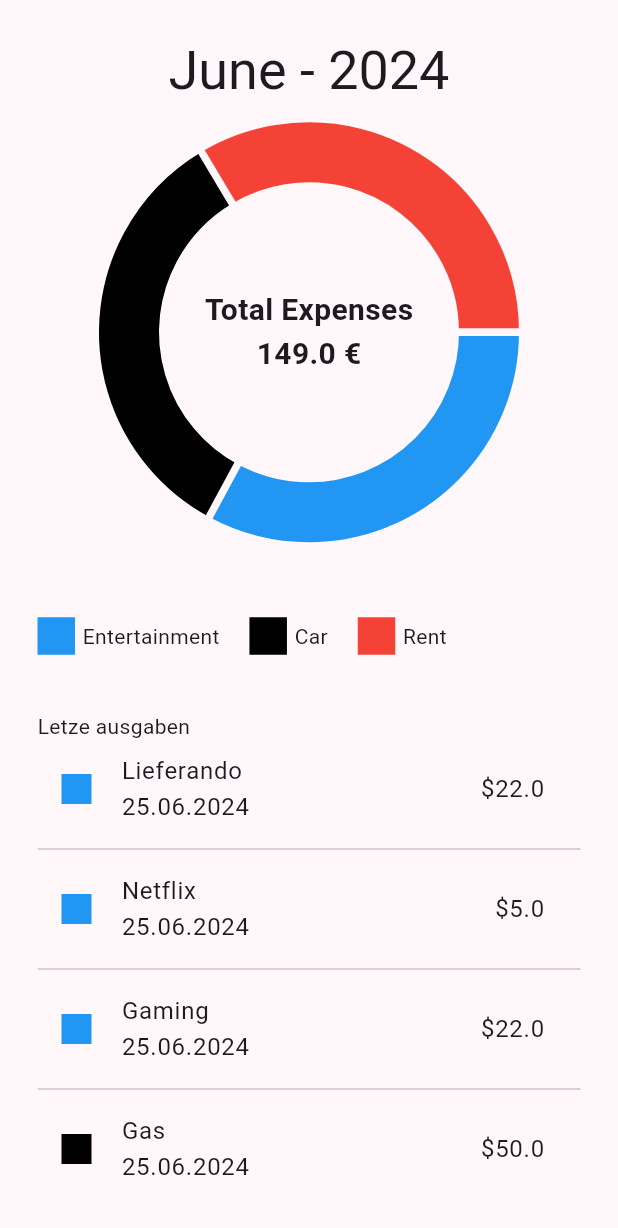
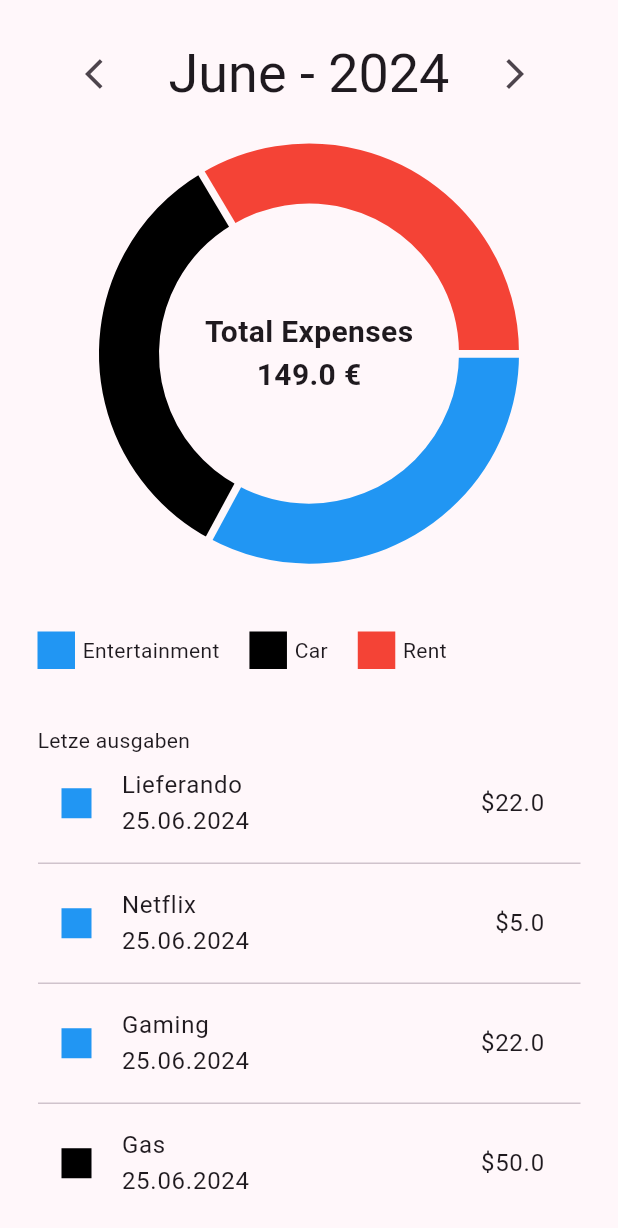
Before and after one commit to Arido96/Budget_App, a Flutter app: the screen it shows after launch, on a phone screen of 412 x 824 dp. Shown: the top 1228 px of the screen. Run offline on Flutter 3.47's test engine with Material 3 defaults, Android fonts, the phone set to English and light mode, and no system bars; drawn by our look-alikes of fl_chart; our stand-ins replace flutter_bloc, get_it, google_fonts, injectable.

Commit message:
exception handling

```diff
--- a/lib/features/dashboard/domain/use_cases/load_expenses_for_month_use_case.dart
+++ b/lib/features/dashboard/domain/use_cases/load_expenses_for_month_use_case.dart
@@ -12,7 +12,10 @@ class LoadExpensesForMonthUseCase {
   Future<MonthlyExpenses> call({required DateTime date}) async {
     final expenses = await _expenseRepository.loadExpensesForMonth(date: date);
 
-    final totalExpenses = expenses.map((e) => e.value).reduce((a, b) => a + b);
+    double totalExpenses = 0;
+    if (expenses.isNotEmpty) {
+      totalExpenses = expenses.map((e) => e.value).reduce((a, b) => a + b);
+    }
 
     return MonthlyExpenses(
       month: date,
--- a/lib/features/dashboard/ui/dashboard_page.dart
+++ b/lib/features/dashboard/ui/dashboard_page.dart
@@ -21,7 +21,10 @@ class DashboardPage extends StatelessWidget {
     return BlocProvider(
       create: (context) =>
           getIt<DashboardCubit>()..loadDataForThisMonth(dateTime: month),
-        child: Scaffold(body: _DashboardView()));
+      child: Scaffold(
+        body: _DashboardView(),
+      ),
+    );
   }
 }
 
@@ -31,18 +34,24 @@ class _DashboardView extends StatefulWidget {
 }
 
 class _DashboardViewState extends State<_DashboardView> {
-  final List<PieChartSectionData> sections = [];
-
   @override
   Widget build(BuildContext context) {
     return SafeArea(
       child: BlocBuilder<DashboardCubit, DashboardState>(
         builder: (context, state) {
           if (state.status == DashboardStateStatus.success) {
-            return GestureDetector(
-              onPanUpdate: (details) {
-                // Swiping in right direction.
-                if (details.delta.dx > 0) {
+            return PageView(
+              children: [
+                Padding(
+                  padding: const EdgeInsets.all(25),
+                  child: Column(
+                    mainAxisAlignment: MainAxisAlignment.start,
+                    children: [
+                      Row(
+                        mainAxisAlignment: MainAxisAlignment.spaceEvenly,
+                        children: [
+                          IconButton(
+                            onPressed: () {
                               final nextMonth = DateTime(
                                 state.expenses!.month.year,
                                 state.expenses!.month.month - 1,
@@ -50,10 +59,11 @@ class _DashboardViewState extends State<_DashboardView> {
 
                               Navigator.of(context).pushReplacement(
                                 PageRouteBuilder(
-                      pageBuilder: (context, animation, secondaryAnimation) =>
+                                  pageBuilder: (context, animation,
+                                          secondaryAnimation) =>
                                       DashboardPage(month: nextMonth),
-                      transitionsBuilder:
-                          (context, animation, secondaryAnimation, child) {
+                                  transitionsBuilder: (context, animation,
+                                      secondaryAnimation, child) {
                                     const begin = Offset(-1.0, 0.0);
                                     const end = Offset.zero;
                                     const curve = Curves.ease;
@@ -68,20 +78,28 @@ class _DashboardViewState extends State<_DashboardView> {
                                   },
                                 ),
                               );
-                }
-
-                // Swiping in left direction.
-                if (details.delta.dx < 0) {
+                            },
+                            icon: const Icon(Icons.arrow_back_ios),
+                          ),
+                          Text(
+                            DateFormat('MMMM - yyyy')
+                                .format(state.expenses!.month),
+                            textAlign: TextAlign.center,
+                            style: Theme.of(context).textTheme.displaySmall,
+                          ),
+                          IconButton(
+                            onPressed: () {
                               final previouseMonth = DateTime(
                                 state.expenses!.month.year,
                                 state.expenses!.month.month + 1,
                               );
                               Navigator.of(context).pushReplacement(
                                 PageRouteBuilder(
-                      pageBuilder: (context, animation, secondaryAnimation) =>
+                                  pageBuilder: (context, animation,
+                                          secondaryAnimation) =>
                                       DashboardPage(month: previouseMonth),
-                      transitionsBuilder:
-                          (context, animation, secondaryAnimation, child) {
+                                  transitionsBuilder: (context, animation,
+                                      secondaryAnimation, child) {
                                     const begin = Offset(1.0, 0.0);
                                     const end = Offset.zero;
                                     const curve = Curves.ease;
@@ -96,20 +114,13 @@ class _DashboardViewState extends State<_DashboardView> {
                                   },
                                 ),
                               );
-                }
                             },
-              child: PageView(
-                children: [
-                  Padding(
-                    padding: const EdgeInsets.all(25),
-                    child: Column(
-                      mainAxisAlignment: MainAxisAlignment.start,
-                      children: [
-                        Text(
-                          DateFormat('MMMM - yyyy')
-                              .format(state.expenses!.month),
-                          textAlign: TextAlign.center,
-                          style: Theme.of(context).textTheme.displaySmall,
+                            icon: const Icon(Icons.arrow_forward_ios),
+                          ),
+                        ],
+                      ),
+                      const SizedBox(
+                        height: 15,
                       ),
                       Expanded(
                         child: _DonutChart(
@@ -135,12 +146,11 @@ class _DashboardViewState extends State<_DashboardView> {
                               child: _ExpenseDetailView(
                                   expenses: state.expenses!.expenses),
                             )
-                            : const SizedBox.shrink(),
+                          : const SizedBox.shrink()
                     ],
                   ),
                 ),
               ],
-              ),
             );
           }
 
@@ -200,7 +210,9 @@ class _DonutChart extends StatelessWidget {
 
   @override
   Widget build(BuildContext context) {
-    return Stack(
+    return categoryWithValue.isEmpty
+        ? const Center(child: Text('No data for this month'))
+        : Stack(
             children: [
               PieChart(
                 PieChartData(
```
Lines whose indentation alone changed are shown as unchanged.
